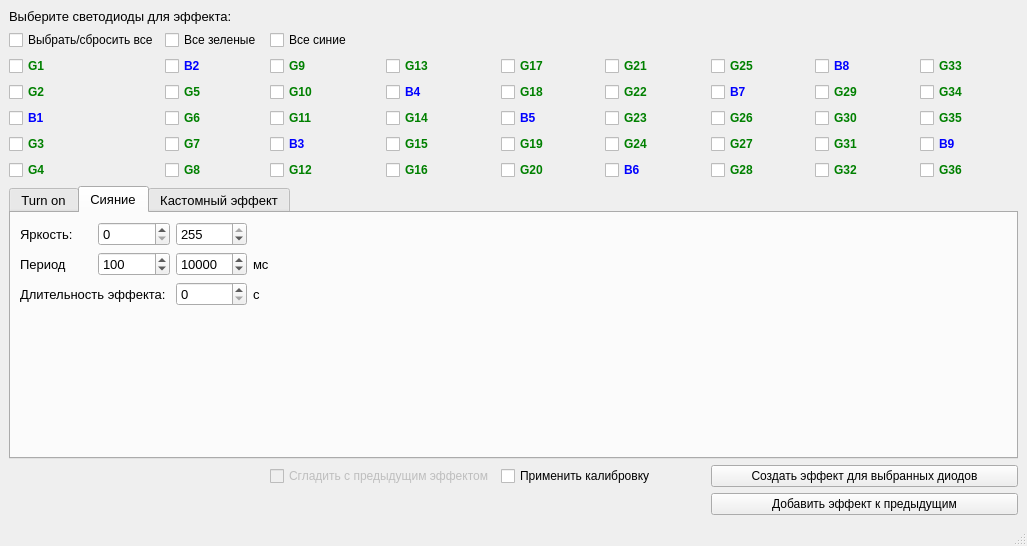
Before: the Qt Designer form Main.ui in notiel/SphereUI, drawn with Qt 5.
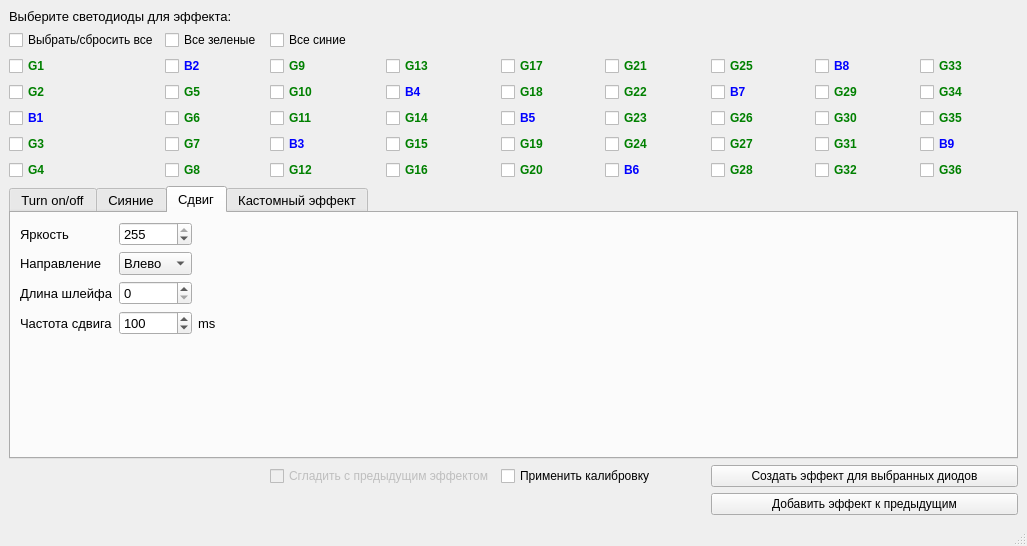
After: the same form once the commit is applied.

Commit message: tail for move added

The edit to the form file:
```diff
--- a/Main.ui
+++ b/Main.ui
@@ -819,11 +819,11 @@
        <string notr="true">c</string>
       </property>
       <property name="currentIndex">
-       <number>1</number>
+       <number>2</number>
       </property>
       <widget class="QWidget" name="TabTO">
        <attribute name="title">
-        <string>Turn on</string>
+        <string>Turn on/off</string>
        </attribute>
        <layout class="QGridLayout" name="gridLayout_2">
         <item row="0" column="1">
@@ -1111,6 +1111,125 @@
         </item>
        </layout>
       </widget>
+      <widget class="QWidget" name="tab">
+       <attribute name="title">
+        <string>Сдвиг</string>
+       </attribute>
+       <layout class="QGridLayout" name="gridLayout_5">
+        <item row="3" column="0">
+         <widget class="QLabel" name="LblMovePeriod">
+          <property name="text">
+           <string>Частота сдвига</string>
+          </property>
+         </widget>
+        </item>
+        <item row="3" column="1">
+         <widget class="QSpinBox" name="SpinMovePeriod">
+          <property name="maximum">
+           <number>9999999</number>
+          </property>
+          <property name="value">
+           <number>100</number>
+          </property>
+         </widget>
+        </item>
+        <item row="2" column="0">
+         <widget class="QLabel" name="LblMoveTail">
+          <property name="text">
+           <string>Длина шлейфа</string>
+          </property>
+         </widget>
+        </item>
+        <item row="2" column="1">
+         <widget class="QSpinBox" name="SpinMoveTail">
+          <property name="maximum">
+           <number>9</number>
+          </property>
+         </widget>
+        </item>
+        <item row="1" column="0">
+         <widget class="QLabel" name="LblMoveDir">
+          <property name="text">
+           <string>Направление</string>
+          </property>
+         </widget>
+        </item>
+        <item row="4" column="0">
+         <spacer name="verticalSpacer_3">
+          <property name="orientation">
+           <enum>Qt::Vertical</enum>
+          </property>
+          <property name="sizeHint" stdset="0">
+           <size>
+            <width>20</width>
+            <height>40</height>
+           </size>
+          </property>
+         </spacer>
+        </item>
+        <item row="1" column="1">
+         <widget class="QComboBox" name="CBMoveDir">
+          <item>
+           <property name="text">
+            <string>Влево</string>
+           </property>
+          </item>
+          <item>
+           <property name="text">
+            <string>Вправо</string>
+           </property>
+          </item>
+          <item>
+           <property name="text">
+            <string>Вверх</string>
+           </property>
+          </item>
+          <item>
+           <property name="text">
+            <string>Вниз</string>
+           </property>
+          </item>
+         </widget>
+        </item>
+        <item row="0" column="0">
+         <widget class="QLabel" name="LblMoveBrightness">
+          <property name="text">
+           <string>Яркость</string>
+          </property>
+         </widget>
+        </item>
+        <item row="0" column="1">
+         <widget class="QSpinBox" name="SpinMoveBrightness">
+          <property name="maximum">
+           <number>255</number>
+          </property>
+          <property name="value">
+           <number>255</number>
+          </property>
+         </widget>
+        </item>
+        <item row="0" column="3">
+         <spacer name="horizontalSpacer_3">
+          <property name="orientation">
+           <enum>Qt::Horizontal</enum>
+          </property>
+          <property name="sizeHint" stdset="0">
+           <size>
+            <width>40</width>
+            <height>20</height>
+           </size>
+          </property>
+         </spacer>
+        </item>
+        <item row="3" column="2">
+         <widget class="QLabel" name="label_5">
+          <property name="text">
+           <string>ms</string>
+          </property>
+         </widget>
+        </item>
+       </layout>
+      </widget>
       <widget class="QWidget" name="tab_2">
        <attribute name="title">
         <string>Кастомный эффект</string>
```
The commit also changes 3 other files.
